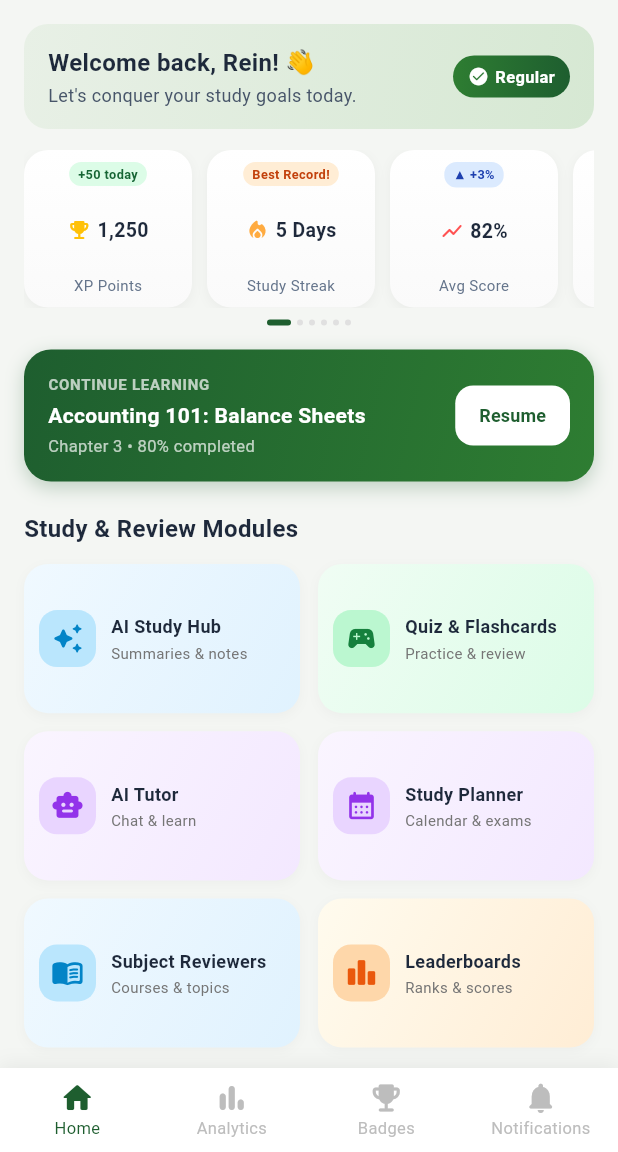
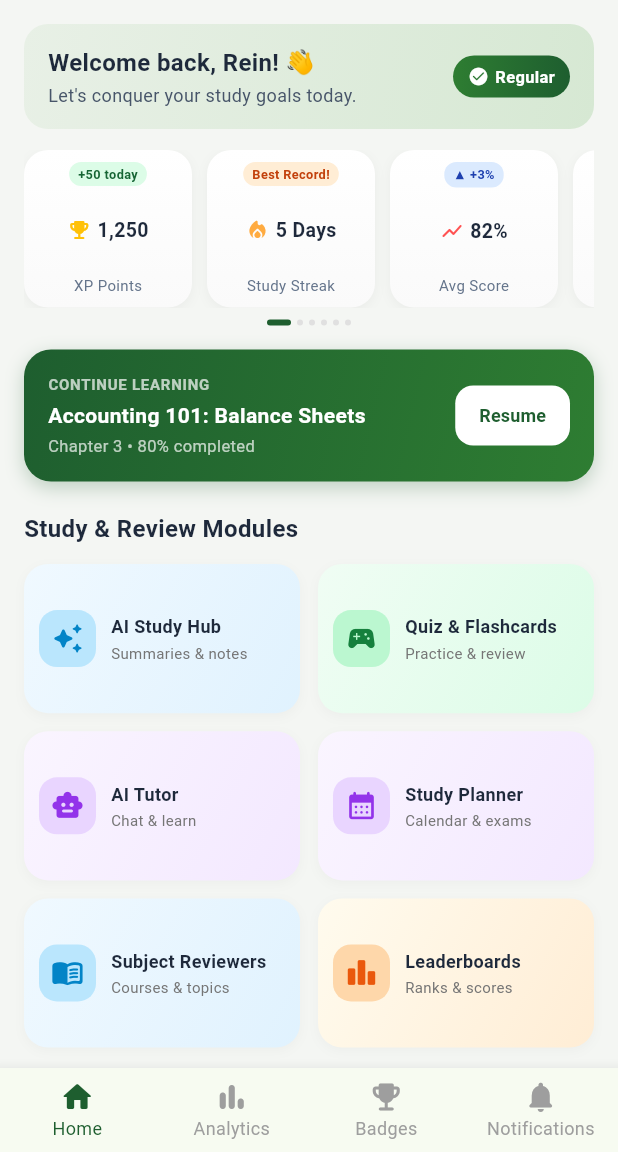
Before and after one commit to ReinHarel/review_spc_clean, a Flutter app: the screen it shows after launch, after a tap on "Login", on a phone screen of 412 x 824 dp, the part 84-1236 px from its top. Run offline on Flutter 3.47's test engine with Material 3 defaults, Android fonts, the phone set to English and light mode, and no system bars.

Commit message:
fix: update login navigation to shell view

```diff
--- a/lib/views/login_view.dart
+++ b/lib/views/login_view.dart
@@ -122,7 +122,7 @@ class _LoginViewState extends State<LoginView> {
                           Navigator.pushReplacement(
                             context,
                             MaterialPageRoute(
-                              builder: (context) => const MainNavigationView(),
+                              builder: (context) => const NavigationView(),
                             ),
                           );
                         },
--- a/lib/views/navigation_view.dart
+++ b/lib/views/navigation_view.dart
@@ -1,24 +1,55 @@
 import 'package:flutter/material.dart';
 import 'dashboard_view.dart';
-import 'progress_view.dart';
-import 'achievements_view.dart';
-import 'notifications_view.dart';
 
-class MainNavigationView extends StatefulWidget {
-  const MainNavigationView({super.key});
+// Placeholder views muna para sa ibang tabs kung wala pa silang mga hiwalay na file.
+// Pwede mong palitan 'to sa mga tunay na files later on!
+class AnalyticsView extends StatelessWidget {
+  const AnalyticsView({super.key});
+  @override
+  Widget build(BuildContext context) {
+    return Scaffold(
+      appBar: AppBar(title: const Text('Analytics'), backgroundColor: const Color(0xFF1E5E2F)),
+      body: const Center(child: Text('Analytics Page Coming Soon')),
+    );
+  }
+}
+
+class BadgesView extends StatelessWidget {
+  const BadgesView({super.key});
+  @override
+  Widget build(BuildContext context) {
+    return Scaffold(
+      appBar: AppBar(title: const Text('Badges & Achievements'), backgroundColor: const Color(0xFF1E5E2F)),
+      body: const Center(child: Text('Badges Page Coming Soon')),
+    );
+  }
+}
+
+class NotificationsView extends StatelessWidget {
+  const NotificationsView({super.key});
+  @override
+  Widget build(BuildContext context) {
+    return Scaffold(
+      appBar: AppBar(title: const Text('Notifications'), backgroundColor: const Color(0xFF1E5E2F)),
+      body: const Center(child: Text('Notifications Page Coming Soon')),
+    );
+  }
+}
+
+class NavigationView extends StatefulWidget {
+  const NavigationView({super.key});
 
   @override
-  State<MainNavigationView> createState() => _MainNavigationViewState();
+  State<NavigationView> createState() => _NavigationViewState();
 }
 
-class _MainNavigationViewState extends State<MainNavigationView> {
+class _NavigationViewState extends State<NavigationView> {
   int _currentIndex = 0;
 
-  // Swapped: Achievements (Badges) is now index 2, Notifications is now index 3
   final List<Widget> _screens = const [
     DashboardView(),
-    ProgressView(),
-    AchievementsView(),
+    AnalyticsView(),
+    BadgesView(),
     NotificationsView(),
   ];
 
@@ -29,31 +60,14 @@ class _MainNavigationViewState extends State<MainNavigationView> {
         index: _currentIndex,
         children: _screens,
       ),
-      bottomNavigationBar: Container(
-        decoration: BoxDecoration(
-          color: Colors.white,
-          boxShadow: [
-            BoxShadow(
-              color: Colors.black.withValues(alpha: 0.06),
-              blurRadius: 10,
-              offset: const Offset(0, -2),
-            ),
-          ],
-        ),
-        child: BottomNavigationBar(
+      bottomNavigationBar: BottomNavigationBar(
         currentIndex: _currentIndex,
-          onTap: (index) {
-            setState(() {
-              _currentIndex = index;
-            });
-          },
+        onTap: (index) => setState(() => _currentIndex = index),
         type: BottomNavigationBarType.fixed,
-          backgroundColor: Colors.white,
         selectedItemColor: const Color(0xFF1E5E2F),
-          unselectedItemColor: Colors.grey.shade400,
-          selectedFontSize: 11,
-          unselectedFontSize: 11,
-          elevation: 0,
+        unselectedItemColor: Colors.grey,
+        selectedFontSize: 12,
+        unselectedFontSize: 12,
         items: const [
           BottomNavigationBarItem(
             icon: Icon(Icons.home_rounded),
@@ -73,7 +87,6 @@ class _MainNavigationViewState extends State<MainNavigationView> {
           ),
         ],
       ),
-      ),
     );
   }
 }
```
Lines whose indentation alone changed are shown as unchanged.
